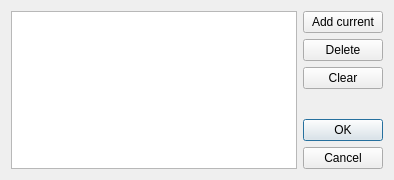
Qt form linkpointmanager.ui (HappySeaFox/tht) before a commit.
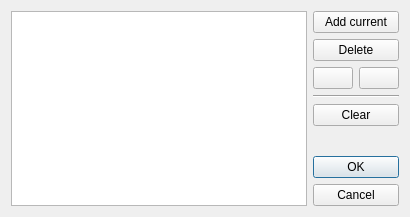
The same form after that commit. Icons and pictures are not drawn.

Diff of the .ui file:
```diff
--- a/linkpointmanager.ui
+++ b/linkpointmanager.ui
@@ -6,15 +6,15 @@
    <rect>
     <x>0</x>
     <y>0</y>
-    <width>394</width>
-    <height>180</height>
+    <width>410</width>
+    <height>217</height>
    </rect>
   </property>
   <property name="windowTitle">
    <string>Link points</string>
   </property>
   <layout class="QGridLayout" name="gridLayout">
-   <item row="0" column="0" rowspan="5">
+   <item row="0" column="0" rowspan="7">
     <widget class="QTreeWidget" name="tree">
      <property name="alternatingRowColors">
       <bool>true</bool>
@@ -43,14 +43,14 @@
      </column>
     </widget>
    </item>
-   <item row="0" column="1">
+   <item row="0" column="1" colspan="2">
     <widget class="QPushButton" name="pushAdd">
      <property name="text">
       <string>Add current</string>
      </property>
     </widget>
    </item>
-   <item row="1" column="1">
+   <item row="1" column="1" colspan="2">
     <widget class="QPushButton" name="pushDelete">
      <property name="text">
       <string>Delete</string>
@@ -58,13 +58,42 @@
     </widget>
    </item>
    <item row="2" column="1">
+    <widget class="QPushButton" name="pushUp">
+     <property name="icon">
+      <iconset resource="tht.qrc">
+       <normaloff>:/images/arrow-up.png</normaloff>:/images/arrow-up.png</iconset>
+     </property>
+     <property name="shortcut">
+      <string>Ctrl+Up</string>
+     </property>
+    </widget>
+   </item>
+   <item row="2" column="2">
+    <widget class="QPushButton" name="pushDown">
+     <property name="icon">
+      <iconset resource="tht.qrc">
+       <normaloff>:/images/arrow-down.png</normaloff>:/images/arrow-down.png</iconset>
+     </property>
+     <property name="shortcut">
+      <string>Ctrl+Down</string>
+     </property>
+    </widget>
+   </item>
+   <item row="3" column="1" colspan="2">
+    <widget class="Line" name="line">
+     <property name="orientation">
+      <enum>Qt::Horizontal</enum>
+     </property>
+    </widget>
+   </item>
+   <item row="4" column="1" colspan="2">
     <widget class="QPushButton" name="pushClear">
      <property name="text">
       <string>Clear</string>
      </property>
     </widget>
    </item>
-   <item row="3" column="1">
+   <item row="5" column="2">
     <spacer name="verticalSpacer">
      <property name="orientation">
       <enum>Qt::Vertical</enum>
@@ -72,12 +101,12 @@
      <property name="sizeHint" stdset="0">
       <size>
        <width>20</width>
-       <height>163</height>
+       <height>0</height>
       </size>
      </property>
     </spacer>
    </item>
-   <item row="4" column="1">
+   <item row="6" column="1" colspan="2">
     <widget class="QDialogButtonBox" name="buttonBox">
      <property name="sizePolicy">
       <sizepolicy hsizetype="Preferred" vsizetype="Maximum">
```
Left out of the diff: 58 changed lines with no effect on the pictures.
